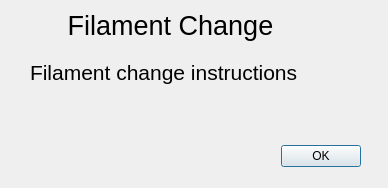
Above: ClientApp/qt/runout.ui from re3Dprinting/touchscreen before the change. Below: the same form after it.
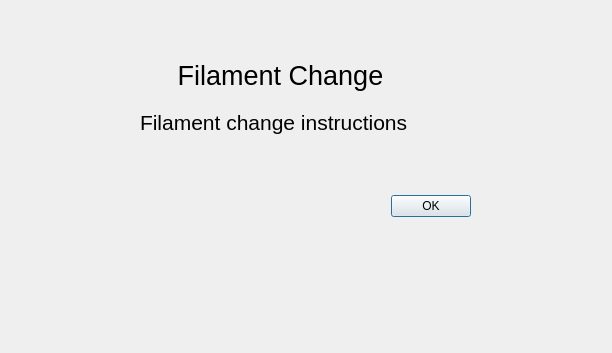
That is the form after the change.

Commit message: Runout dialog tweaks.

What changed in the file:
```diff
--- a/ClientApp/qt/runout.ui
+++ b/ClientApp/qt/runout.ui
@@ -6,8 +6,8 @@
    <rect>
     <x>0</x>
     <y>0</y>
-    <width>388</width>
-    <height>188</height>
+    <width>612</width>
+    <height>353</height>
    </rect>
   </property>
   <property name="windowTitle">
@@ -19,8 +19,8 @@
   <widget class="QDialogButtonBox" name="w_buttonBox">
    <property name="geometry">
     <rect>
-     <x>70</x>
-     <y>140</y>
+     <x>180</x>
+     <y>190</y>
      <width>291</width>
      <height>32</height>
     </rect>
@@ -35,8 +35,8 @@
   <widget class="QLabel" name="w_runout_title">
    <property name="geometry">
     <rect>
-     <x>50</x>
-     <y>10</y>
+     <x>160</x>
+     <y>60</y>
      <width>241</width>
      <height>31</height>
     </rect>
@@ -59,8 +59,8 @@
   <widget class="QLabel" name="w_runout_message_label">
    <property name="geometry">
     <rect>
-     <x>30</x>
-     <y>60</y>
+     <x>140</x>
+     <y>110</y>
      <width>291</width>
      <height>71</height>
     </rect>
```
The commit also changes 2 other files.
